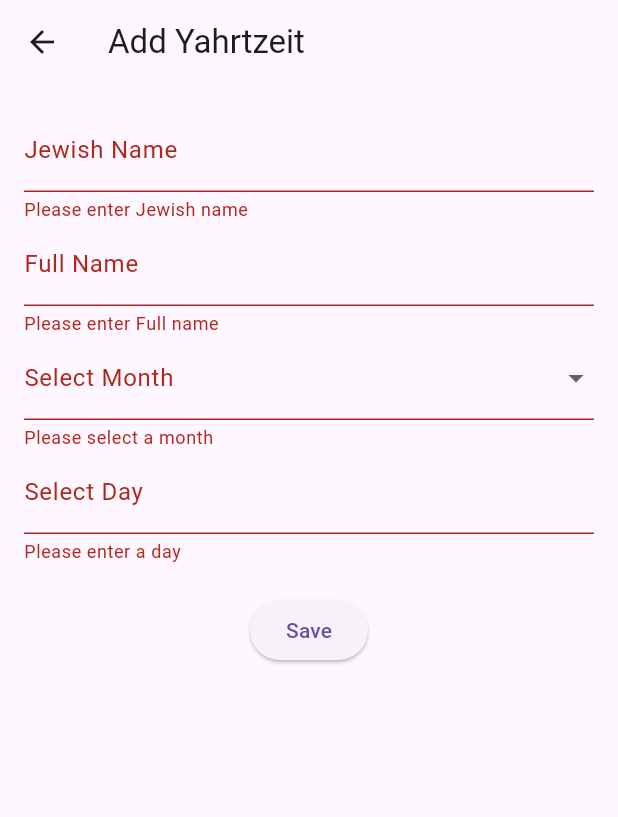
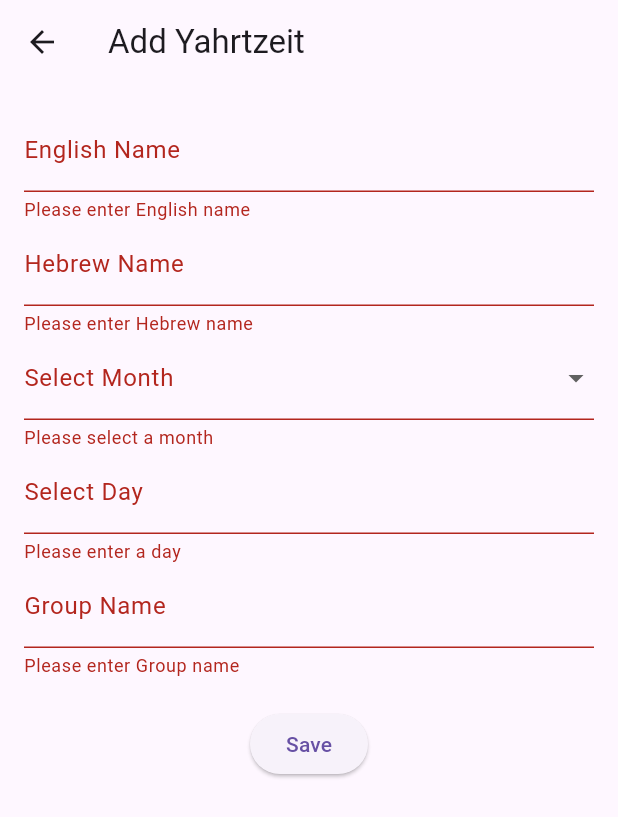
Before and after one commit to blspeiser/yahrtzeit-manager, a Flutter app: the AddYahrtzeitPage screen opened directly, after a tap on "Save", on a phone screen of 412 x 824 dp. Shown: the top 817 px of the screen. Run offline on Flutter 3.47's test engine with Material 3 defaults, Android fonts, the phone set to English and light mode, and no system bars; our stand-ins replace share, shared_preferences, timezone; missing offline and left inert: device_calendar, kosher_dart; accounts and stored records are empty.

Commit message:
upload languages

```diff
--- a/lib/views/add_yahrtzeit.dart
+++ b/lib/views/add_yahrtzeit.dart
@@ -1,5 +1,180 @@
+// import 'package:flutter/material.dart';
+// import '../localizations/app_localizations.dart';
+// import '../models/yahrtzeit.dart';
+// import '../services/yahrtzeits_manager.dart';
+
+// class AddYahrtzeitPage extends StatefulWidget {
+//   final Yahrtzeit? yahrtzeit;
+//   final bool isEditing;
+
+//   AddYahrtzeitPage({this.yahrtzeit, this.isEditing = false});
+
+//   @override
+//   _AddYahrtzeitPageState createState() => _AddYahrtzeitPageState();
+// }
+
+// class _AddYahrtzeitPageState extends State<AddYahrtzeitPage> {
+//   final _formKey = GlobalKey<FormState>();
+//   final _englishNameController = TextEditingController();
+//   final _hebrewNameController = TextEditingController();
+//   final _dayController = TextEditingController();
+//   String? _selectedMonth;
+//   DateTime? _selectedDate;
+//   final YahrtzeitsManager manager = YahrtzeitsManager();
+
+//   final List<String> hebrewMonths = [
+//     'Tishrey', 'Cheshvan', 'Kislev', 'Tevet', 'Shvat', 'Adar',
+//     'Nissan', 'Iyar', 'Sivan', 'Tamuz', 'Av', 'Elul'
+//   ];
+
+//   @override
+//   void initState() {
+//     super.initState();
+//     if (widget.isEditing && widget.yahrtzeit != null) {
+//       _englishNameController.text = widget.yahrtzeit!.englishName;
+//       _hebrewNameController.text = widget.yahrtzeit!.hebrewName;
+//       _dayController.text = widget.yahrtzeit!.day.toString();
+//       _selectedMonth = hebrewMonths[widget.yahrtzeit!.month - 1];
+//       _selectedDate = widget.yahrtzeit!.gregorianDate;
+//     }
+//   }
+
+//   @override
+//   Widget build(BuildContext context) {
+//     return Scaffold(
+//       appBar: AppBar(
+//         title: Text(widget.isEditing
+//             ? AppLocalizations.of(context)!.translate('Edit Yahrtzeit')
+//             : AppLocalizations.of(context)!.translate('Add Yahrtzeit')),
+//       ),
+//       body: Padding(
+//         padding: const EdgeInsets.all(16.0),
+//         child: Form(
+//           key: _formKey,
+//           child: Column(
+//             children: <Widget>[
+//               TextFormField(
+//                 controller: _englishNameController,
+//                 decoration: InputDecoration(
+//                     labelText: AppLocalizations.of(context)!
+//                         .translate('Jewish Name')),
+//                 validator: (value) {
+//                   if (value == null || value.isEmpty) {
+//                     return AppLocalizations.of(context)!
+//                         .translate('Please enter Jewish name');
+//                   }
+//                   return null;
+//                 },
+//               ),
+//               TextFormField(
+//                 controller: _hebrewNameController,
+//                 decoration: InputDecoration(
+//                     labelText: AppLocalizations.of(context)!
+//                         .translate('Full Name')),
+//                 validator: (value) {
+//                   if (value == null || value.isEmpty) {
+//                     return AppLocalizations.of(context)!
+//                         .translate('Please enter Full name');
+//                   }
+//                   return null;
+//                 },
+//               ),
+//               DropdownButtonFormField<String>(
+//                 value: _selectedMonth,
+//                 decoration: InputDecoration(
+//                     labelText: AppLocalizations.of(context)!
+//                         .translate('Select Month')),
+//                 items: hebrewMonths.map((month) {
+//                   return DropdownMenuItem<String>(
+//                     value: month,
+//                     child: Text(month),
+//                   );
+//                 }).toList(),
+//                 onChanged: (value) {
+//                   setState(() {
+//                     _selectedMonth = value;
+//                   });
+//                 },
+//                 validator: (value) {
+//                   if (value == null || value.isEmpty) {
+//                     return AppLocalizations.of(context)!
+//                         .translate('Please select a month');
+//                   }
+//                   return null;
+//                 },
+//               ),
+//               TextFormField(
+//                 controller: _dayController,
+//                 decoration: InputDecoration(
+//                     labelText: AppLocalizations.of(context)!
+//                         .translate('Select Day')),
+//                 keyboardType: TextInputType.number,
+//                 validator: (value) {
+//                   if (value == null || value.isEmpty) {
+//                     return AppLocalizations.of(context)!
+//                         .translate('Please enter a day');
+//                   }
+//                   final day = int.tryParse(value);
+//                   if (day == null || day < 1 || day > 31) {
+//                     return AppLocalizations.of(context)!
+//                         .translate('Please enter a valid day');
+//                   }
+//                   return null;
+//                 },
+//               ),
+
+//               SizedBox(height: 20),
+//               ElevatedButton(
+//                 onPressed: _saveYahrtzeit,
+//                 child: Text(widget.isEditing
+//                     ? AppLocalizations.of(context)!.translate('Update')
+//                     : AppLocalizations.of(context)!.translate('Save')),
+//               ),
+//             ],
+//           ),
+//         ),
+//       ),
+//     );
+//   }
+
+//   Future<void> _pickDate() async {
+//     DateTime? picked = await showDatePicker(
+//       context: context,
+//       initialDate: _selectedDate ?? DateTime.now(),
+//       firstDate: DateTime(1900),
+//       lastDate: DateTime(2100),
+//     );
+//     if (picked != null && picked != _selectedDate) {
+//       setState(() {
+//         _selectedDate = picked;
+//       });
+//     }
+//   }
+
+//   void _saveYahrtzeit() async {
+//     if (_formKey.currentState!.validate() && _selectedDate != null) {
+//       final now = DateTime.now();
+//       final selectedDay = int.parse(_dayController.text);
+//       final selectedMonth = hebrewMonths.indexOf(_selectedMonth!) + 1;
+//       final selectedDate = DateTime(now.year, selectedMonth, selectedDay);
+//       final newYahrtzeit = Yahrtzeit(
+//         englishName: _englishNameController.text,
+//         hebrewName: _hebrewNameController.text,
+//         day: selectedDay,
+//         month: selectedMonth,
+//         year: now.year,
+//         gregorianDate: _selectedDate!,
+//       );
+//       if (widget.isEditing && widget.yahrtzeit != null) {
+//         await manager.updateYahrtzeit(widget.yahrtzeit!, newYahrtzeit);
+//       } else {
+//         await manager.addYahrtzeit(newYahrtzeit);
+//       }
+//       Navigator.pop(context, true);
+//     }
+//   }
+// }
 import 'package:flutter/material.dart';
-import '../localizations/app_localizations.dart';
 import '../models/yahrtzeit.dart';
 import '../services/yahrtzeits_manager.dart';
 
@@ -18,12 +193,13 @@ class _AddYahrtzeitPageState extends State<AddYahrtzeitPage> {
   final _englishNameController = TextEditingController();
   final _hebrewNameController = TextEditingController();
   final _dayController = TextEditingController();
+  final _groupController = TextEditingController();
+
   String? _selectedMonth;
-  DateTime? _selectedDate;
   final YahrtzeitsManager manager = YahrtzeitsManager();
 
   final List<String> hebrewMonths = [
-    'Tishrey', 'Cheshvan', 'Kislev', 'Tevet', 'Shvat', 'Adar',
+    'Tishrey', 'Cheshvan', 'Kislev', 'Tevet', 'Shvat', 'Adar', 'AdarAleph','AdarBeit',
     'Nissan', 'Iyar', 'Sivan', 'Tamuz', 'Av', 'Elul'
   ];
 
@@ -35,7 +211,6 @@ class _AddYahrtzeitPageState extends State<AddYahrtzeitPage> {
       _hebrewNameController.text = widget.yahrtzeit!.hebrewName;
       _dayController.text = widget.yahrtzeit!.day.toString();
       _selectedMonth = hebrewMonths[widget.yahrtzeit!.month - 1];
-      _selectedDate = widget.yahrtzeit!.gregorianDate;
     }
   }
 
@@ -43,9 +218,7 @@ class _AddYahrtzeitPageState extends State<AddYahrtzeitPage> {
   Widget build(BuildContext context) {
     return Scaffold(
       appBar: AppBar(
-        title: Text(widget.isEditing
-            ? AppLocalizations.of(context)!.translate('Edit Yahrtzeit')
-            : AppLocalizations.of(context)!.translate('Add Yahrtzeit')),
+        title: Text(widget.isEditing ? 'Edit Yahrtzeit' : 'Add Yahrtzeit'),
       ),
       body: Padding(
         padding: const EdgeInsets.all(16.0),
@@ -55,35 +228,27 @@ class _AddYahrtzeitPageState extends State<AddYahrtzeitPage> {
             children: <Widget>[
               TextFormField(
                 controller: _englishNameController,
-                decoration: InputDecoration(
-                    labelText: AppLocalizations.of(context)!
-                        .translate('Jewish Name')),
+                decoration: InputDecoration(labelText: 'English Name'),
                 validator: (value) {
                   if (value == null || value.isEmpty) {
-                    return AppLocalizations.of(context)!
-                        .translate('Please enter Jewish name');
+                    return 'Please enter English name';
                   }
                   return null;
                 },
               ),
               TextFormField(
                 controller: _hebrewNameController,
-                decoration: InputDecoration(
-                    labelText: AppLocalizations.of(context)!
-                        .translate('Full Name')),
+                decoration: InputDecoration(labelText: 'Hebrew Name'),
                 validator: (value) {
                   if (value == null || value.isEmpty) {
-                    return AppLocalizations.of(context)!
-                        .translate('Please enter Full name');
+                    return 'Please enter Hebrew name';
                   }
                   return null;
                 },
               ),
               DropdownButtonFormField<String>(
                 value: _selectedMonth,
-                decoration: InputDecoration(
-                    labelText: AppLocalizations.of(context)!
-                        .translate('Select Month')),
+                decoration: InputDecoration(labelText: 'Select Month'),
                 items: hebrewMonths.map((month) {
                   return DropdownMenuItem<String>(
                     value: month,
@@ -97,38 +262,40 @@ class _AddYahrtzeitPageState extends State<AddYahrtzeitPage> {
                 },
                 validator: (value) {
                   if (value == null || value.isEmpty) {
-                    return AppLocalizations.of(context)!
-                        .translate('Please select a month');
+                    return 'Please select a month';
                   }
                   return null;
                 },
               ),
               TextFormField(
                 controller: _dayController,
-                decoration: InputDecoration(
-                    labelText: AppLocalizations.of(context)!
-                        .translate('Select Day')),
+                decoration: InputDecoration(labelText: 'Select Day'),
                 keyboardType: TextInputType.number,
                 validator: (value) {
                   if (value == null || value.isEmpty) {
-                    return AppLocalizations.of(context)!
-                        .translate('Please enter a day');
+                    return 'Please enter a day';
                   }
                   final day = int.tryParse(value);
                   if (day == null || day < 1 || day > 31) {
-                    return AppLocalizations.of(context)!
-                        .translate('Please enter a valid day');
+                    return 'Please enter a valid day';
                   }
                   return null;
                 },
               ),
-
+               TextFormField(
+                controller: _groupController,
+                decoration: InputDecoration(labelText: 'Group Name'),
+                validator: (value) {
+                  if (value == null || value.isEmpty) {
+                    return 'Please enter Group name';
+                  }
+                  return null;
+                },
+              ),
               SizedBox(height: 20),
               ElevatedButton(
                 onPressed: _saveYahrtzeit,
-                child: Text(widget.isEditing
-                    ? AppLocalizations.of(context)!.translate('Update')
-                    : AppLocalizations.of(context)!.translate('Save')),
+                child: Text(widget.isEditing ? 'Update' : 'Save'),
               ),
             ],
           ),
@@ -137,22 +304,8 @@ class _AddYahrtzeitPageState extends State<AddYahrtzeitPage> {
     );
   }
 
-  Future<void> _pickDate() async {
-    DateTime? picked = await showDatePicker(
-      context: context,
-      initialDate: _selectedDate ?? DateTime.now(),
-      firstDate: DateTime(1900),
-      lastDate: DateTime(2100),
-    );
-    if (picked != null && picked != _selectedDate) {
-      setState(() {
-        _selectedDate = picked;
-      });
-    }
-  }
-
   void _saveYahrtzeit() async {
-    if (_formKey.currentState!.validate() && _selectedDate != null) {
+    if (_formKey.currentState!.validate()) {
       final now = DateTime.now();
       final selectedDay = int.parse(_dayController.text);
       final selectedMonth = hebrewMonths.indexOf(_selectedMonth!) + 1;
@@ -163,7 +316,7 @@ class _AddYahrtzeitPageState extends State<AddYahrtzeitPage> {
         day: selectedDay,
         month: selectedMonth,
         year: now.year,
-        gregorianDate: _selectedDate!,
+        gregorianDate: selectedDate,
       );
       if (widget.isEditing && widget.yahrtzeit != null) {
         await manager.updateYahrtzeit(widget.yahrtzeit!, newYahrtzeit);
```
